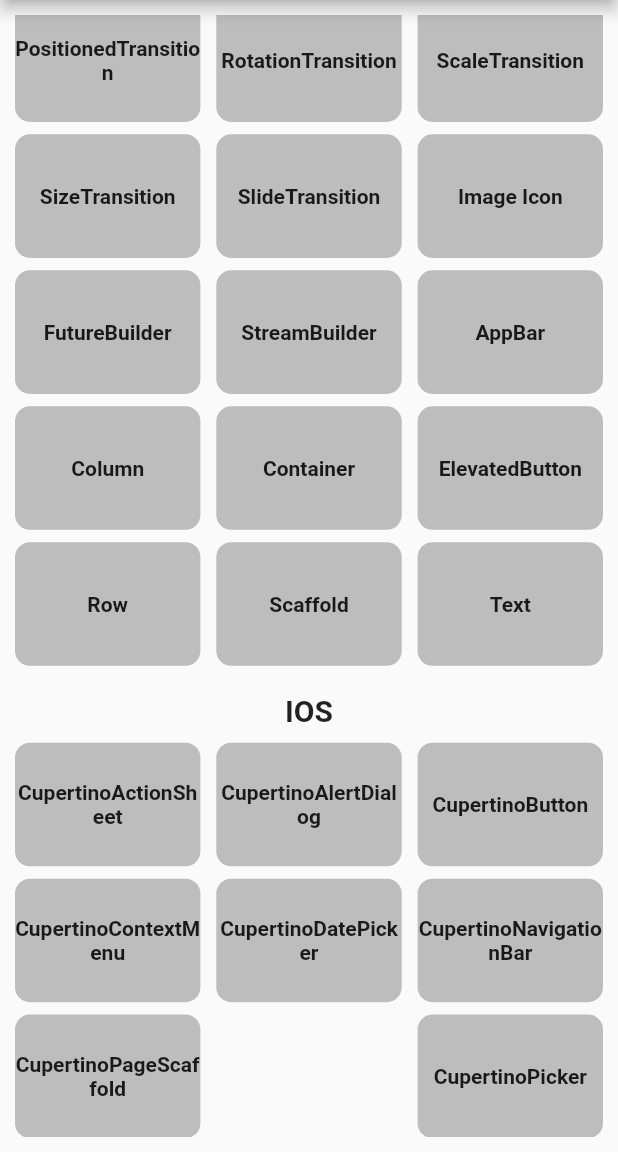
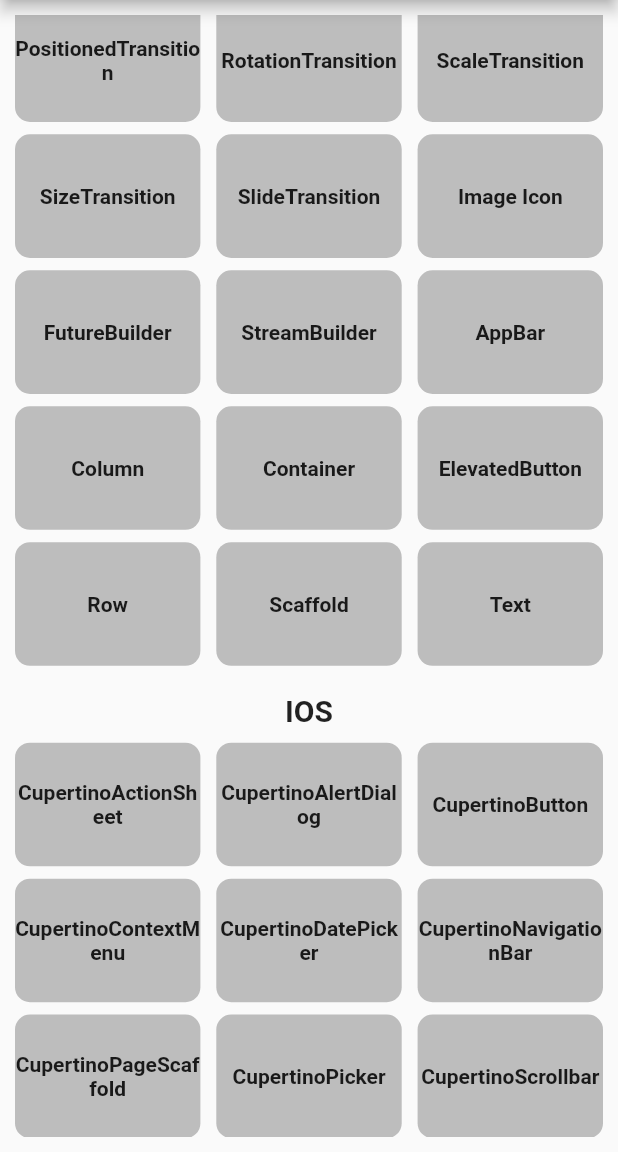
Before and after one commit to Bhargav5365/Flutter-widgets, a Flutter app: the screen it shows after launch, scrolled down 283 dp, on a phone screen of 412 x 824 dp, the part 84-1236 px from its top. Run offline on Flutter 3.47's test engine with Material 2 defaults, Android fonts, the phone set to English and light mode, and no system bars.

Commit message:
CupertinoScrollbar

```diff
--- a/lib/Home.dart
+++ b/lib/Home.dart
@@ -21,6 +21,7 @@ import 'package:flutter_widgets/practice/CupertinoDatePicker.dart';
 import 'package:flutter_widgets/practice/CupertinoNavigationBar.dart';
 import 'package:flutter_widgets/practice/CupertinoPageScaffold.dart';
 import 'package:flutter_widgets/practice/CupertinoPicker.dart';
+import 'package:flutter_widgets/practice/CupertinoScrollbar.dart';
 import 'package:flutter_widgets/practice/DecoratedBoxTransition.dart';
 import 'package:flutter_widgets/practice/ElevatedButton.dart';
 import 'package:flutter_widgets/practice/FutureBuilder.dart';
@@ -996,6 +997,33 @@ class _HomeState extends State<Home> {
                         ),
                       ),
                     ),
+                    Spacer(),
+                    GestureDetector(
+                      onTap: () {
+                        Navigator.push(
+                          context,
+                          MaterialPageRoute(
+                            builder: (context) => YY(),
+                          ),
+                        );
+                        print('daf');
+                      },
+                      child: Container(
+                        height: screenSize.height * 0.1,
+                        width: screenSize.width * 0.3,
+                        decoration: BoxDecoration(
+                          color: Colors.grey[400],
+                          borderRadius: BorderRadius.all(
+                            Radius.circular(10),
+                          ),
+                        ),
+                        child: Center(
+                          child: Text('CupertinoScrollbar',
+                              textAlign: TextAlign.center,
+                              style: TextStyle(fontWeight: FontWeight.bold)),
+                        ),
+                      ),
+                    ),
                   ],
                 ),
               ],
```
Also changed, not shown: lib/practice/CupertinoPicker.dart (+4 -4 lines), lib/practice/CupertinoScrollbar.dart (+66 -0 lines).
